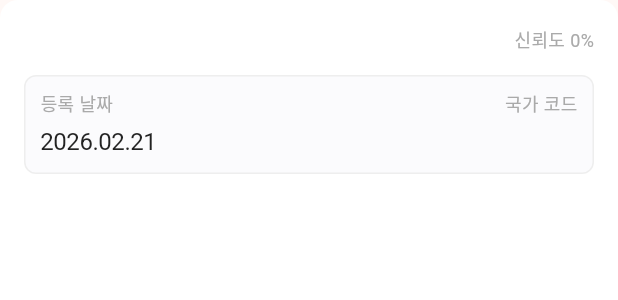
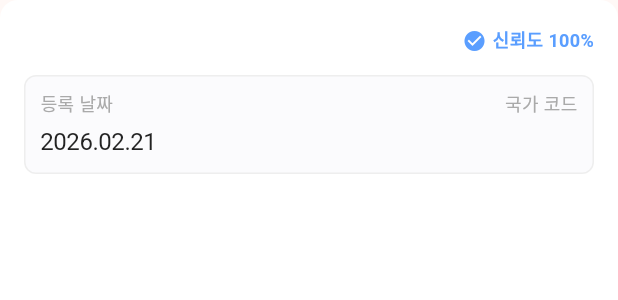
Before and after one commit to 2026-QUAD-S-Team-2/samak-front, a Flutter app: the _AnalysisItemCard widget shown alone on an empty page, opened directly with empty values, on a phone screen of 412 x 824 dp. Shown: the top 300 px of the screen. Run offline on Flutter 3.47's test engine with Material 3 defaults, Android fonts, the phone set to English and light mode, and no system bars; our stand-ins replace dio, flutter_secure_storage, flutter_svg, google_sign_in, image_picker; accounts and stored records are empty; network calls fail; project files that could hold a hidden picture were left out.

Commit message:
fix: #16 신뢰도=100-riskScore

```diff
--- a/lib/screens/analysis_list.dart
+++ b/lib/screens/analysis_list.dart
@@ -274,7 +274,7 @@ class _AnalysisItemCard extends StatelessWidget {
 
   const _AnalysisItemCard({required this.item});
 
-  bool get _isHighTrust => item.score >= _trustHighlightThreshold;
+  bool get _isHighTrust => (100- item.score) >= _trustHighlightThreshold;
 
   @override
   Widget build(BuildContext context) {
@@ -315,7 +315,7 @@ class _AnalysisItemCard extends StatelessWidget {
                   const Icon(Icons.check_circle, color: AppColors.info, size: 16),
                   const SizedBox(width: 4),
                   Text(
-                    '신뢰도 ${item.score}%',
+                    '신뢰도 ${100 - item.score}%',
                     style: AppTypography.small12.copyWith(
                       color: AppColors.info,
                       fontWeight: FontWeight.w600,
@@ -323,7 +323,7 @@ class _AnalysisItemCard extends StatelessWidget {
                   ),
                 ] else ...[
                   Text(
-                    '신뢰도 ${item.score}%',
+                    '신뢰도 ${100 - item.score}%',
                     style: AppTypography.small12.copyWith(color: AppColors.gray500),
                   ),
                 ],
--- a/lib/screens/analysis_result.dart
+++ b/lib/screens/analysis_result.dart
@@ -82,7 +82,7 @@ class _AnalysisResultScreenState extends State<AnalysisResultScreen> {
       setState(() {
         _resultData = AnalysisResultData(
           companyName:         detail.companyName as String,
-          trustScore:          aiResult.riskScore,
+          trustScore:          100- aiResult.riskScore,
           trustLevel:          trustLevel,
           companySummary:      aiResult.message,
           countryVerification: warning.warningMessage as String,
```
Also changed, not shown: lib/screens/analysis_register.dart (+1 -18 lines).
